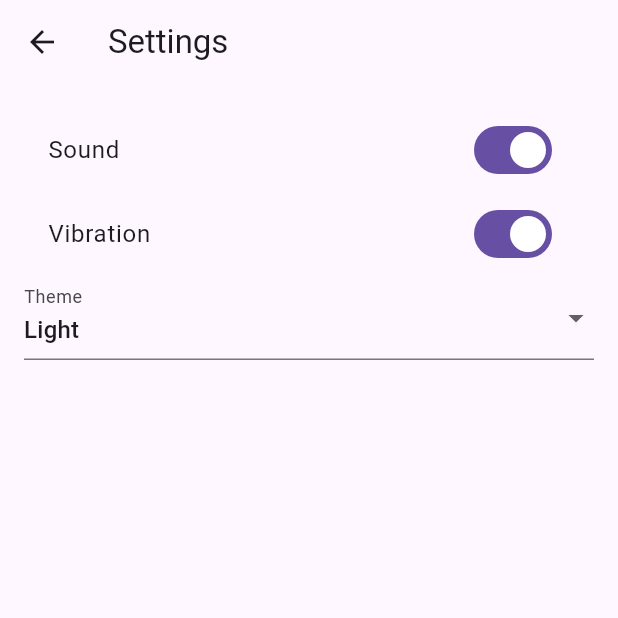
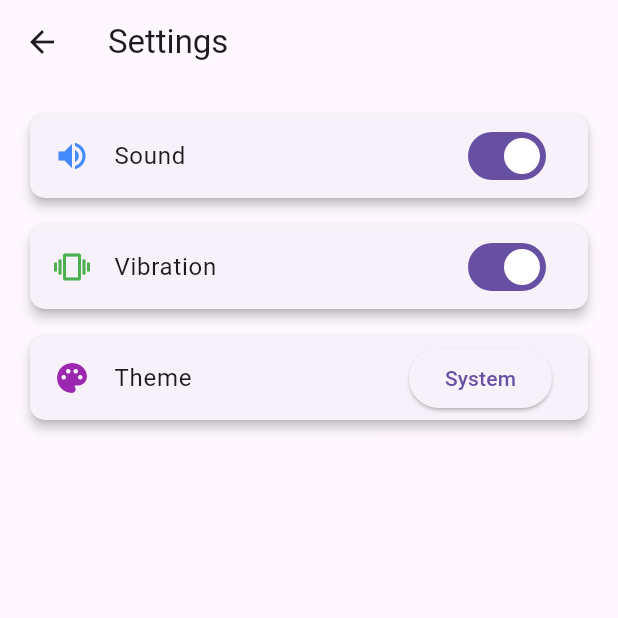
Before and after one commit to eoelarslan/xoplus, a Flutter app: the screen it shows after launch, after a tap on "Settings", on a phone screen of 412 x 824 dp, the top half of it. Run offline on Flutter 3.47's test engine with Material 3 defaults, Android fonts, the phone set to English and light mode, and no system bars; our stand-ins replace shared_preferences.

Commit message:
settings page ui update

```diff
--- a/lib/main.dart
+++ b/lib/main.dart
@@ -1,7 +1,7 @@
 import 'package:flutter/material.dart';
 import 'package:provider/provider.dart';
+import 'package:xoplus/splash_screen.dart';
 import 'theme_provider.dart';
-import 'home_page.dart';
 
 void main() {
   runApp(
@@ -18,11 +18,16 @@ class XOPlusApp extends StatelessWidget {
   @override
   Widget build(BuildContext context) {
     final themeProvider = Provider.of<ThemeProvider>(context);
-    return MaterialApp(
-      debugShowCheckedModeBanner: false,
-      title: 'XOPlus',
-      theme: themeProvider.themeData,
-      home: const HomePage(), // İlk açılışta HomePage olacak!
+    return AnimatedTheme(
+      data: themeProvider.themeData,
+      duration: const Duration(milliseconds: 500), // 🎨 Tema değişirken yumuşak geçiş
+      curve: Curves.easeInOut, // 🔄 Animasyonun nasıl olacağını belirliyor
+      child: MaterialApp(
+        debugShowCheckedModeBanner: false,
+        title: 'XOPlus',
+        theme: themeProvider.themeData,
+        home: const SplashScreen(),
+      ),
     );
   }
 }
--- a/lib/settings_screen.dart
+++ b/lib/settings_screen.dart
@@ -27,7 +27,6 @@ class SettingsScreenState extends State<SettingsScreen> {
       _isSoundOn = prefs.getBool('isSoundOn') ?? true;
       _isVibrationOn = prefs.getBool('isVibrationOn') ?? true;
     });
-    // Uygulama başladığında ayarları uygula
     _applySoundSetting(_isSoundOn);
     _applyVibrationSetting(_isVibrationOn);
   }
@@ -59,17 +58,21 @@ class SettingsScreenState extends State<SettingsScreen> {
         title: const Text('Settings'),
         leading: IconButton(
           icon: const Icon(Icons.arrow_back),
-          onPressed: () {
-            Navigator.pop(context);
-          },
+          onPressed: () => Navigator.pop(context),
         ),
       ),
       body: Padding(
         padding: const EdgeInsets.all(16.0),
         child: Column(
           children: [
-            SwitchListTile(
+            /// 🔊 Ses Ayarı
+            Card(
+              elevation: 3,
+              shape: RoundedRectangleBorder(borderRadius: BorderRadius.circular(10)),
+              child: ListTile(
+                leading: const Icon(Icons.volume_up, color: Colors.blueAccent),
                 title: const Text('Sound'),
+                trailing: Switch(
                   value: _isSoundOn,
                   onChanged: (value) {
                     setState(() => _isSoundOn = value);
@@ -77,8 +80,18 @@ class SettingsScreenState extends State<SettingsScreen> {
                     _saveSettings();
                   },
                 ),
-            SwitchListTile(
+              ),
+            ),
+            const SizedBox(height: 10),
+
+            /// 📳 Titreşim Ayarı
+            Card(
+              elevation: 3,
+              shape: RoundedRectangleBorder(borderRadius: BorderRadius.circular(10)),
+              child: ListTile(
+                leading: const Icon(Icons.vibration, color: Colors.green),
                 title: const Text('Vibration'),
+                trailing: Switch(
                   value: _isVibrationOn,
                   onChanged: (value) {
                     setState(() => _isVibrationOn = value);
@@ -86,24 +99,50 @@ class SettingsScreenState extends State<SettingsScreen> {
                     _saveSettings();
                   },
                 ),
-            DropdownButtonFormField<String>(
-              value: themeProvider.currentTheme,
-              items: ['Light', 'Dark', 'Blue', 'Green']
-                  .map((theme) => DropdownMenuItem(
-                        value: theme,
-                        child: Text(theme),
-                      ))
-                  .toList(),
-              onChanged: (value) {
-                if (value != null) {
-                  themeProvider.setTheme(value);
-                }
-              },
-              decoration: const InputDecoration(labelText: 'Theme'),
+              ),
+            ),
+            const SizedBox(height: 10),
+
+            /// 🎨 Tema Seçimi
+            Card(
+              elevation: 3,
+              shape: RoundedRectangleBorder(borderRadius: BorderRadius.circular(10)),
+              child: ListTile(
+                leading: const Icon(Icons.palette, color: Colors.purple),
+                title: const Text('Theme'),
+                trailing: ElevatedButton(
+                  onPressed: () => _showThemeDialog(context, themeProvider),
+                  child: Text(themeProvider.currentTheme),
+                ),
+              ),
             ),
           ],
         ),
       ),
     );
   }
+
+  /// 🎨 Tema Seçim Diyaloğu
+  void _showThemeDialog(BuildContext context, ThemeProvider themeProvider) {
+    showDialog(
+      context: context,
+      builder: (context) {
+        return AlertDialog(
+          title: const Text('Select Theme'),
+          content: Column(
+            mainAxisSize: MainAxisSize.min,
+            children: ['System', 'Light', 'Dark', 'Blue', 'Green']
+                .map((theme) => ListTile(
+                      title: Text(theme),
+                      onTap: () {
+                        themeProvider.setTheme(theme);
+                        Navigator.pop(context);
+                      },
+                    ))
+                .toList(),
+          ),
+        );
+      },
+    );
   }
+}
--- /dev/null
+++ b/lib/splash_screen.dart
@@ -0,0 +1,79 @@
+import 'package:flutter/material.dart';
+import 'dart:async';
+import 'home_page.dart';
+
+class SplashScreen extends StatefulWidget {
+  const SplashScreen({super.key});
+
+  @override
+  _SplashScreenState createState() => _SplashScreenState();
+}
+
+class _SplashScreenState extends State<SplashScreen> {
+  @override
+  void initState() {
+    super.initState();
+    _navigateToHome();
+  }
+
+  void _navigateToHome() {
+    Timer(const Duration(seconds: 3), () {
+      Navigator.of(context).pushReplacement(_fadeRoute(const HomePage()));
+    });
+  }
+
+  PageRouteBuilder _fadeRoute(Widget page) {
+    return PageRouteBuilder(
+      transitionDuration: const Duration(milliseconds: 800),
+      pageBuilder: (context, animation, secondaryAnimation) => page,
+      transitionsBuilder: (context, animation, secondaryAnimation, child) {
+        return FadeTransition(
+          opacity: animation,
+          child: child,
+        );
+      },
+    );
+  }
+
+  @override
+  Widget build(BuildContext context) {
+    return Container(
+      decoration: const BoxDecoration(
+        gradient: LinearGradient(
+          begin: Alignment.topLeft,
+          end: Alignment.bottomRight,
+          colors: [
+            Color(0xFF9C27B0),  // Açık mor
+            Color(0xFF4A148C),  // Koyu mor
+          ],
+        ),
+      ),
+      child: Scaffold(
+        backgroundColor: Colors.transparent,  // Scaffold'ın arka planını transparent yapıyoruz
+        body: Center(
+          child: Column(
+            mainAxisAlignment: MainAxisAlignment.center,
+            children: [
+              Image.asset(
+                'assets/images/xoplus_splash_screen.jpeg',
+                height: 120,
+              ),
+              const SizedBox(height: 20),
+              const Text(
+                'XOPlus',
+                style: TextStyle(
+                  fontSize: 30,
+                  fontWeight: FontWeight.bold,
+                  color: Color(0xFF121212),
+
+                ),
+              ),
+              const SizedBox(height: 20),
+              const CircularProgressIndicator(color: Color(0xFF121212)),
+            ],
+          ),
+        ),
+      ),
+    );
+  }
+}
--- a/lib/theme_provider.dart
+++ b/lib/theme_provider.dart
@@ -1,9 +1,10 @@
 import 'package:flutter/material.dart';
 import 'package:shared_preferences/shared_preferences.dart';
+import 'package:flutter/scheduler.dart';
 
 class ThemeProvider extends ChangeNotifier {
   ThemeData _themeData = ThemeData.light();
-  String _currentTheme = 'Light';
+  String _currentTheme = 'System';
 
   ThemeData get themeData => _themeData;
   String get currentTheme => _currentTheme;
@@ -14,7 +15,7 @@ class ThemeProvider extends ChangeNotifier {
 
   Future<void> _loadTheme() async {
     final prefs = await SharedPreferences.getInstance();
-    _currentTheme = prefs.getString('selectedTheme') ?? 'Light';
+    _currentTheme = prefs.getString('selectedTheme') ?? 'System';
     _updateTheme();
   }
 
@@ -23,13 +24,16 @@ class ThemeProvider extends ChangeNotifier {
     final prefs = await SharedPreferences.getInstance();
     await prefs.setString('selectedTheme', theme);
     _updateTheme();
-    notifyListeners(); // 🎯 Tema değiştiğini haber ver!
+    notifyListeners();
   }
 
   void _updateTheme() {
     switch (_currentTheme) {
       case 'Dark':
         _themeData = ThemeData.dark();
+        break;
+      case 'Light':
+        _themeData = ThemeData.light();
         break;
       case 'Blue':
         _themeData = ThemeData(primarySwatch: Colors.blue);
@@ -38,7 +42,8 @@ class ThemeProvider extends ChangeNotifier {
         _themeData = ThemeData(primarySwatch: Colors.green);
         break;
       default:
-        _themeData = ThemeData.light();
+        var brightness = SchedulerBinding.instance.platformDispatcher.platformBrightness;
+        _themeData = brightness == Brightness.dark ? ThemeData.dark() : ThemeData.light();
     }
   }
 }
--- a/lib/widgets.dart
+++ b/lib/widgets.dart
@@ -1,11 +1,54 @@
 import 'package:flutter/material.dart';
+
+class CustomButton extends StatelessWidget {
+  final String title;
+  final IconData icon;
+  final VoidCallback onPressed;
+  final Color backgroundColor;
+
+  const CustomButton({
+    super.key,
+    required this.title,
+    required this.icon,
+    required this.onPressed,
+    this.backgroundColor = const Color(0xFF1E3A5F), // Varsayılan renk
+  });
+
+  @override
+  Widget build(BuildContext context) {
+    return InkWell(
+      onTap: onPressed,
+      borderRadius: BorderRadius.circular(16),
+      splashColor: const Color.fromRGBO(255, 255, 255, 0.3),
+      child: Container(
+        padding: const EdgeInsets.symmetric(vertical: 16, horizontal: 20),
+        decoration: BoxDecoration(
+          color: backgroundColor,
+          borderRadius: BorderRadius.circular(16),
+          boxShadow: const [BoxShadow(color: Colors.black26, blurRadius: 5, offset: Offset(2, 4))],
+        ),
+        child: Row(
+          mainAxisAlignment: MainAxisAlignment.center,
+          children: [
+            Icon(icon, color: Colors.white, size: 28),
+            const SizedBox(width: 10),
+            Text(
+              title,
+              style: const TextStyle(color: Colors.white, fontSize: 20, fontWeight: FontWeight.bold),
+            ),
+          ],
+        ),
+      ),
+    );
+  }
+}
 
 class MainMenuButton extends StatelessWidget {
   final String title;
   final IconData icon;
   final VoidCallback onPressed;
 
-  const MainMenuButton({
+  const MainMenuButton({super.key,
     required this.title,
     required this.icon,
     required this.onPressed,
@@ -13,11 +56,11 @@ class MainMenuButton extends StatelessWidget {
 
   @override
   Widget build(BuildContext context) {
-    return ElevatedButton.icon(
+    return CustomButton(
+      title: title,
+      icon: icon,
       onPressed: onPressed,
-      icon: Icon(icon),
-      label: Text(title, style: const TextStyle(fontSize: 20)),
-      style: ElevatedButton.styleFrom(padding: const EdgeInsets.symmetric(vertical: 16)),
+      backgroundColor: const Color(0xFF1E3A5F), // Ana Menü için mavi renk
     );
   }
 }
@@ -35,11 +78,11 @@ class GameModeButton extends StatelessWidget {
 
   @override
   Widget build(BuildContext context) {
-    return ElevatedButton.icon(
+    return CustomButton(
+      title: title,
+      icon: icon,
       onPressed: onPressed,
-      icon: Icon(icon),
-      label: Text(title, style: const TextStyle(fontSize: 20)),
-      style: ElevatedButton.styleFrom(padding: const EdgeInsets.symmetric(vertical: 16)),
+      backgroundColor: Colors.green, // Oyun modu butonları için yeşil renk
     );
   }
 }
--- a/pubspec.yaml
+++ b/pubspec.yaml
@@ -68,7 +68,7 @@ flutter:
   #   - images/a_dot_ham.jpeg
   assets:
     - assets/
-    # - assets/images/
+    - assets/images/
     - assets/sounds/
 
   # An image asset can refer to one or more resolution-specific "variants", see
```
Also changed, not shown: assets/images/xoplus_splash_screen.jpeg (added). Lines whose indentation alone changed are shown as unchanged.
